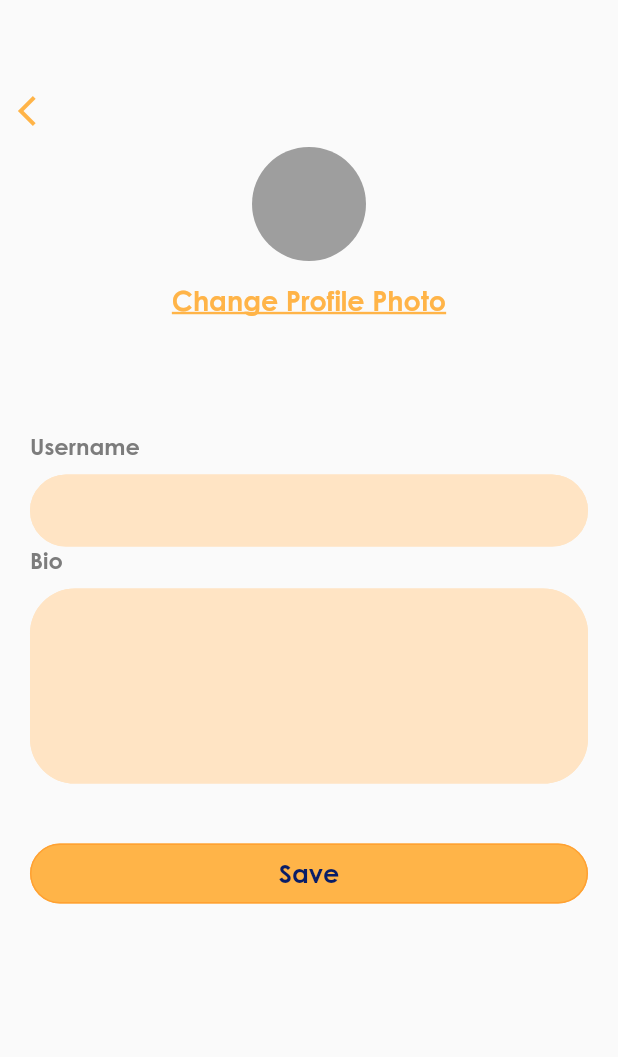
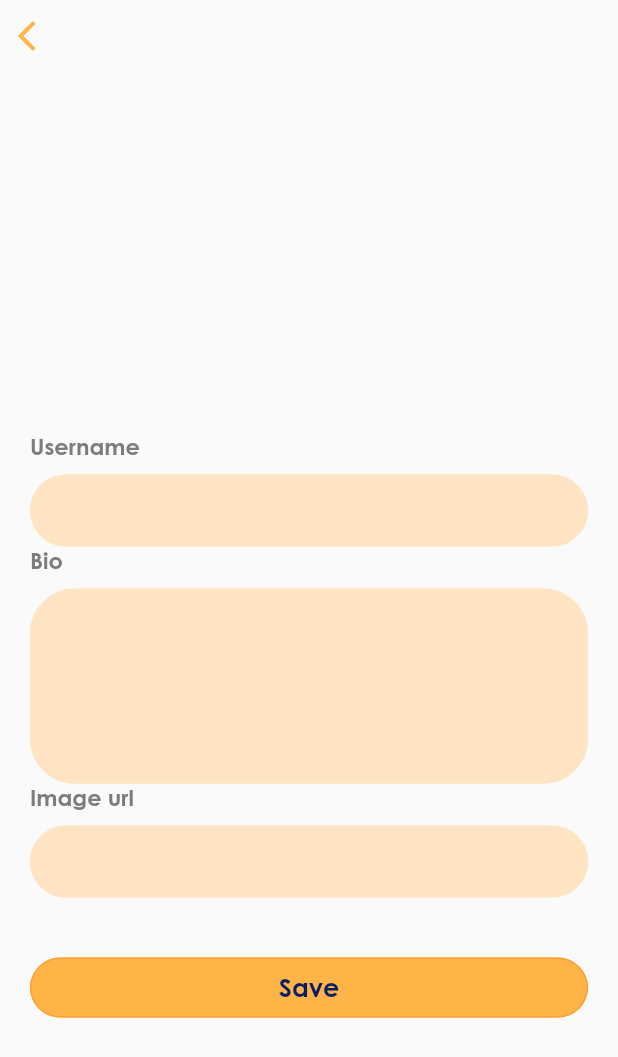
Before and after one commit to candyccyn/Cooking-app, a Flutter app: the EditProfileBody screen opened directly, after a tap on "Save", on a phone screen of 412 x 824 dp. Shown: the top 1057 px of the screen. Run offline on Flutter 3.47's test engine with Material 2 defaults, Android fonts, the phone set to English and light mode, and no system bars; our stand-ins replace cloud_firestore, dotted_line, firebase_auth, firebase_core, flutter_spinbox, flutter_svg and 1 more; missing offline and left inert: simple_timer; accounts and stored records are empty.

Commit message:
profile post provider

```diff
--- a/lib/view_models/menu_provider.dart
+++ b/lib/view_models/menu_provider.dart
@@ -48,6 +48,10 @@ class MenuProvider extends ChangeNotifier {
   int _currentStep = 0;
   int _duration = 0;
 
+  String _userNamePost = "";
+  String _userBioPost = "";
+  String _userImageLinkPost = "";
+
   get getUid => _uid;
   get getUsername => _username;
   get getPickCategory => _pickCategory;
@@ -71,6 +75,10 @@ class MenuProvider extends ChangeNotifier {
   get getCurrentStep => _currentStep;
 
   get getOwnMenu => _ownMenu;
+
+  get getUserUserName => _userNamePost;
+  get getUserBioPost => _userBioPost;
+  get getUserImagePost => _userImageLinkPost;
 
   void setUid(String uid) {
     this._uid = uid;
@@ -190,6 +198,18 @@ class MenuProvider extends ChangeNotifier {
     _ownMenu = ownMenu;
   }
 
+  void setUserNamePost(String userNamePost) {
+    _userNamePost = userNamePost;
+  }
+
+  void setUserBioPost(String userBioPost) {
+    _userBioPost = userBioPost;
+  }
+
+  void setUserImageLinkPost(String userImageLinkPost) {
+    _userImageLinkPost = userImageLinkPost;
+  }
+
   bool isSetBookmark(menuName, bookmarkData) {
     for (Menu bData in bookmarkData) {
       if (bData.menuName == menuName) {
--- a/lib/widgets/edit_profile_widget/edit_profile_body.dart
+++ b/lib/widgets/edit_profile_widget/edit_profile_body.dart
@@ -1,10 +1,21 @@
+import 'package:cooking_app/services/post_services/user_detail_post.dart';
+import 'package:cooking_app/view_models/menu_provider.dart';
 import 'package:cooking_app/widgets/edit_profile_widget/edit_profile_header.dart';
 import 'package:cooking_app/widgets/shared/roundedbutton.dart';
 import 'package:flutter/material.dart';
+import 'package:provider/provider.dart';
 
 class EditProfileBody extends StatelessWidget {
   @override
   Widget build(BuildContext context) {
+    final menuProvider = Provider.of<MenuProvider>(context);
+    UserDetailPost userDetailPost = UserDetailPost(menuProvider.getUid);
+    TextEditingController usernameController = new TextEditingController();
+    TextEditingController bioController = new TextEditingController();
+    TextEditingController profilePicController = new TextEditingController();
+    usernameController.text = menuProvider.getUsername;
+    bioController.text = menuProvider.getProfileDescription;
+    profilePicController.text = menuProvider.getProfilePathImage;
     return Scaffold(
         body: Container(
       width: double.infinity,
@@ -29,7 +40,8 @@ class EditProfileBody extends StatelessWidget {
                 ),
                 Padding(
                   padding: const EdgeInsets.only(left: 20, right: 20),
-                  child: buildEditUsernameFormField(),
+                  child: buildEditUsernameFormField(
+                      usernameController, menuProvider),
                 ),
                 Padding(
                   padding: const EdgeInsets.only(left: 20, bottom: 10),
@@ -44,7 +56,25 @@ class EditProfileBody extends StatelessWidget {
                 ),
                 Padding(
                   padding: const EdgeInsets.only(left: 20, right: 20),
-                  child: Container(height: 130, child: buildBioFormField()),
+                  child: Container(
+                      height: 130,
+                      child: buildBioFormField(bioController, menuProvider)),
+                ),
+                Padding(
+                  padding: const EdgeInsets.only(left: 20, bottom: 10),
+                  child: Text(
+                    'Image url',
+                    style: TextStyle(
+                        color: Color(0xff7C7C7C),
+                        fontFamily: 'Century Gothic',
+                        fontWeight: FontWeight.bold,
+                        fontSize: 15),
+                  ),
+                ),
+                Padding(
+                  padding: const EdgeInsets.only(left: 20, right: 20),
+                  child: buildEditImagePathFormField(
+                      profilePicController, menuProvider),
                 ),
                 SizedBox(height: 40),
                 Padding(
@@ -59,21 +89,22 @@ class EditProfileBody extends StatelessWidget {
                                 style: BorderStyle.solid,
                                 color: Color(0xffFFA132))),
                         color: Color(0xfffFFB448),
-                        onPressed: () {},
+                        onPressed: () {
+                          userDetailPost
+                              .updateUsername(usernameController.text);
+                          userDetailPost.updateUserBio(bioController.text);
+                          userDetailPost
+                              .updateUserImage(profilePicController.text);
+                        },
                         child: Text(
                           "Save",
-                          style:
-                              TextStyle(fontFamily: 'Century Gothic',
-                        fontWeight: FontWeight.bold,fontSize: 17, color: Color(0xffF091D67)),
+                          style: TextStyle(
+                              fontFamily: 'Century Gothic',
+                              fontWeight: FontWeight.bold,
+                              fontSize: 17,
+                              color: Color(0xffF091D67)),
                         )),
                   ),
-
-                  //  RoundedButton(
-                  //         text: "Save",
-                  //         press: () {
-
-                  //         },
-                  //       ),
                 ),
               ],
             ),
@@ -84,8 +115,10 @@ class EditProfileBody extends StatelessWidget {
   }
 }
 
-TextFormField buildEditUsernameFormField() {
+TextFormField buildEditUsernameFormField(
+    TextEditingController usernameController, MenuProvider menuProvider) {
   return TextFormField(
+    controller: usernameController,
     decoration: InputDecoration(
       filled: true,
       fillColor: Color(0xFFFFFE4C4),
@@ -108,8 +141,10 @@ TextFormField buildEditUsernameFormField() {
   );
 }
 
-TextFormField buildBioFormField() {
+TextFormField buildBioFormField(
+    TextEditingController bioFormController, MenuProvider menuProvider) {
   return TextFormField(
+    controller: bioFormController,
     maxLines: 8,
     decoration: InputDecoration(
       filled: true,
@@ -132,3 +167,29 @@ TextFormField buildBioFormField() {
     ),
   );
 }
+
+TextFormField buildEditImagePathFormField(
+    TextEditingController profilePicController, MenuProvider menuProvider) {
+  return TextFormField(
+    controller: profilePicController,
+    decoration: InputDecoration(
+      filled: true,
+      fillColor: Color(0xFFFFFE4C4),
+      floatingLabelBehavior: FloatingLabelBehavior.always,
+      contentPadding: EdgeInsets.symmetric(horizontal: 42, vertical: 10),
+      enabledBorder: OutlineInputBorder(
+        borderRadius: BorderRadius.circular(30),
+        borderSide: BorderSide(
+          color: Color(0xFFFFFE4C4),
+        ),
+        gapPadding: 10,
+      ),
+      focusedBorder: OutlineInputBorder(
+        borderRadius: BorderRadius.circular(30),
+        borderSide: BorderSide(
+          color: Color(0xFFFFFE4C4),
+        ),
+      ),
+    ),
+  );
+}
--- a/lib/widgets/edit_profile_widget/edit_profile_header.dart
+++ b/lib/widgets/edit_profile_widget/edit_profile_header.dart
@@ -14,7 +14,7 @@ class _EditProfileHeaderState extends State<EditProfileHeader> {
       height: size.height * 0.35,
       child: Column(
         children: [
-          SizedBox(height:50),
+          // SizedBox(height: 20),
           Row(
             mainAxisAlignment: MainAxisAlignment.start,
             children: [
@@ -24,12 +24,12 @@ class _EditProfileHeaderState extends State<EditProfileHeader> {
                   color: Color(0xFFFFFB448),
                 ),
                 onPressed: () {
-                    Navigator.pop(context);
+                  Navigator.pop(context);
                 },
               ),
             ],
           ),
-          EditProfilePicture(),
+          // EditProfilePicture(),
         ],
       ),
     );
@@ -48,18 +48,18 @@ class EditProfilePicture extends StatelessWidget {
           shape: BoxShape.circle,
         ),
       ),
-      SizedBox(height: 15),
-      Text(
-        'Change Profile Photo ',
-        textAlign: TextAlign.center,
-        style: TextStyle(
-          fontFamily: 'Century Gothic',
-          fontWeight: FontWeight.bold,
-          fontSize: 18,
-          color: Color(0xfffFFB448),
-          decoration: TextDecoration.underline,
-        ),
-      ),
+      //SizedBox(height: 15),
+      // Text(
+      //   'Change Profile Photo ',
+      //   textAlign: TextAlign.center,
+      //   style: TextStyle(
+      //     fontFamily: 'Century Gothic',
+      //     fontWeight: FontWeight.bold,
+      //     fontSize: 18,
+      //     color: Color(0xfffFFB448),
+      //     decoration: TextDecoration.underline,
+      //   ),
+      // ),
     ]);
   }
 }
```
Also changed, not shown: lib/services/post_services/user_detail_post.dart (+12 -14 lines).
